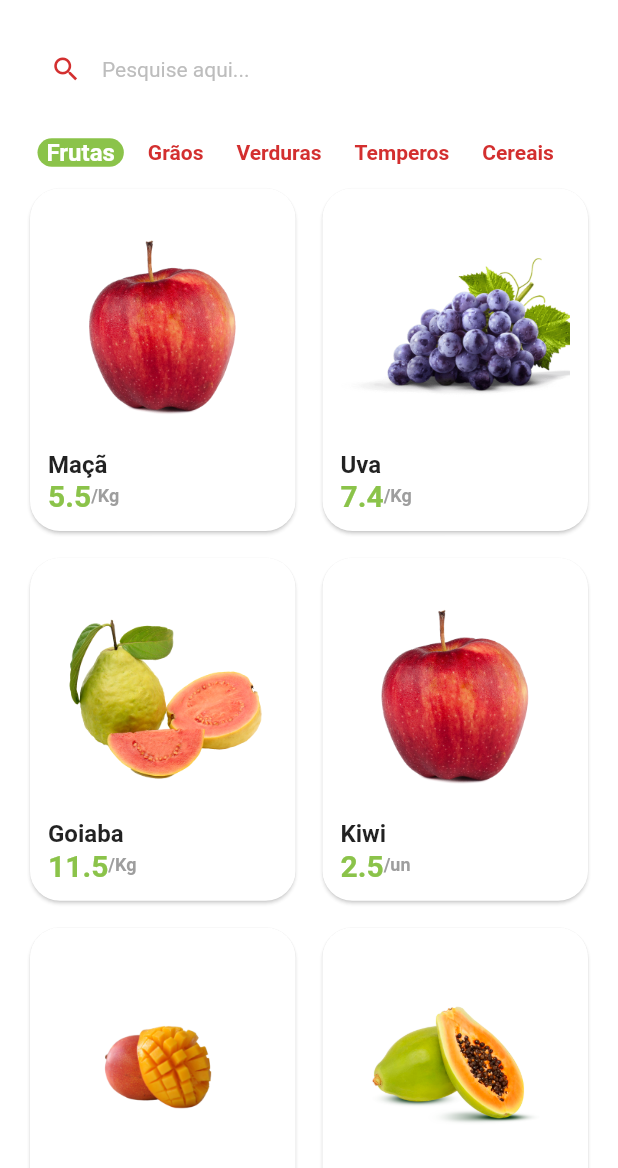
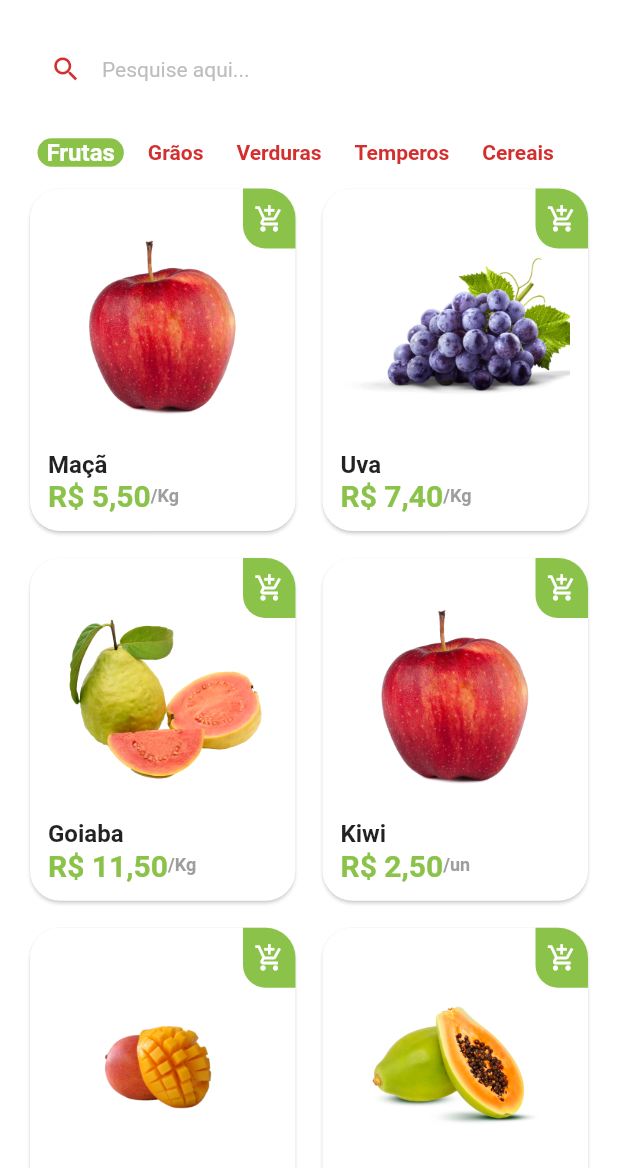
Before and after one commit to devflutterfelipe/projetoquitandavirtual, a Flutter app: the HomeTab screen opened directly, on a phone screen of 412 x 824 dp, the part 68-1236 px from its top. Run offline on Flutter 3.47's test engine with Material 2 defaults, Android fonts, the phone set to English and light mode, and no system bars; drawn by our look-alikes of badges; our stand-ins replace animated_text_kit, mask_text_input_formatter.

Commit message:
Adicionando o botão de carrinho e formato de preço

```diff
--- a/lib/src/pages/home/components/item_tile.dart
+++ b/lib/src/pages/home/components/item_tile.dart
@@ -1,18 +1,23 @@
 import 'package:flutter/material.dart';
 import 'package:greengrocer/src/config/custom_colors.dart';
 import 'package:greengrocer/src/models/item_model.dart';
+import 'package:greengrocer/src/sevices/utils_services.dart';
 
 class ItemTile extends StatelessWidget {
   final ItemModel item;
 
-  const ItemTile({
+  ItemTile({
     super.key,
     required this.item,
   });
 
+  final UtilsServices utilsServices = UtilsServices();
+
   @override
   Widget build(BuildContext context) {
-    return Card(
+    return Stack(
+      children: [
+        Card(
           elevation: 1,
           shadowColor: Colors.grey.shade300,
           shape: RoundedRectangleBorder(
@@ -39,23 +44,51 @@ class ItemTile extends StatelessWidget {
                 Row(
                   children: [
                     Text(
-                  item.price.toString(),
+                      utilsServices.priceToCurrency(item.price),
                       style: TextStyle(
                         fontWeight: FontWeight.bold,
                         fontSize: 20,
                         color: CustomColors.customSwatchColor,
                       ),
                     ),
-                Text('/${item.unit}', style: TextStyle(
+                    Text(
+                      '/${item.unit}',
+                      style: TextStyle(
                         color: Colors.grey.shade500,
                         fontWeight: FontWeight.bold,
                         fontSize: 12,
-                ),)
+                      ),
+                    )
                   ],
                 ),
               ],
             ),
           ),
+        ),
+        Positioned(
+          top: 4,
+          right: 4,
+          child: GestureDetector(
+            onTap: (){},
+            child: Container(
+              height: 40,
+              width: 35,
+              decoration: BoxDecoration(
+                color: CustomColors.customSwatchColor,
+                borderRadius: const BorderRadius.only(
+                  bottomLeft: Radius.circular(15),
+                  topRight: Radius.circular(20),
+                ),
+              ),
+              child: const Icon(
+                Icons.add_shopping_cart_outlined,
+                color: Colors.white,
+                size: 20,
+              ),
+            ),
+          ),
+        ),
+      ],
     );
   }
 }
--- a/lib/src/pages/home/home_tab.dart
+++ b/lib/src/pages/home/home_tab.dart
@@ -143,7 +143,7 @@ class _HomeTabState extends State<HomeTab> {
               ),
               itemCount: appData.items.length,
               itemBuilder: (_, index) {
-                return  ItemTile(
+                return ItemTile(
                   item: appData.items[index],
                 );
               },
--- /dev/null
+++ b/lib/src/sevices/utils_services.dart
@@ -0,0 +1,10 @@
+import 'package:intl/intl.dart';
+
+class UtilsServices {
+// R$ valor
+  String priceToCurrency(double price) {
+    NumberFormat numberFormat = NumberFormat.simpleCurrency(locale: 'pt_BR ');
+
+    return numberFormat.format(price);
+  }
+}
--- a/pubspec.yaml
+++ b/pubspec.yaml
@@ -41,6 +41,7 @@ dependencies:
   mask_text_input_formatter: ^2.4.0
 
   badges: ^3.1.1
+  intl: ^0.18.1
 
 dev_dependencies:
   flutter_test:
```
Also changed, not shown: pubspec.lock. Lines whose indentation alone changed are shown as unchanged.
